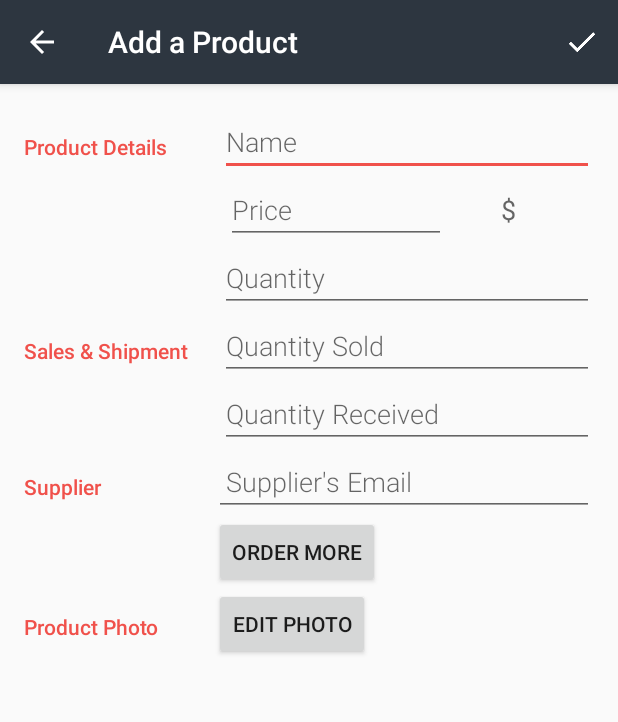
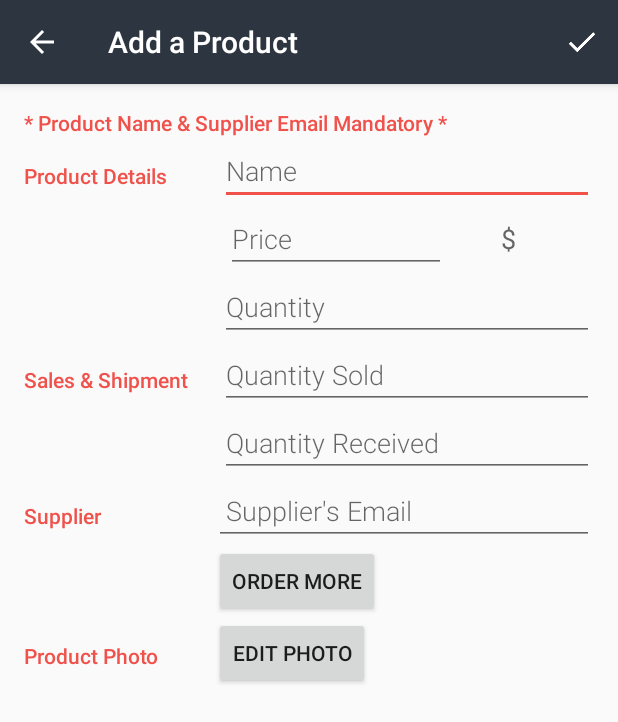
Before and after one commit to abkgit/InventoryManagement, an Android app: the ProductEditorActivity screen opened directly, with no data from a screen before it, on a phone screen of 412 x 824 dp. Shown: the top 722 px of the screen. Run offline under Robolectric (Android 15) with nearby library versions, the phone set to English and light mode, and no system bars; pictures from the network do not load.

Commit message:
1.7 Project Re-submission after suggested changes.

```diff
--- a/app/src/main/res/layout/activity_editor.xml
+++ b/app/src/main/res/layout/activity_editor.xml
@@ -11,6 +11,14 @@
         android:layout_width="match_parent"
         android:layout_height="match_parent"
         android:orientation="vertical">
+
+        <!-- Label -->
+        <TextView
+            android:layout_width="match_parent"
+            android:layout_height="wrap_content"
+            android:textColor="@color/colorAccent"
+            android:fontFamily="sans-serif-medium"
+            android:text="@string/compulsory" />
 
         <!-- Overview category -->
         <LinearLayout
--- a/app/src/main/res/values/strings.xml
+++ b/app/src/main/res/values/strings.xml
@@ -4,6 +4,8 @@
     <string name="product_editor_activity_title_new_product">Add a Product</string>
 
     <string name="product_editor_activity_title_edit_product">Edit Product</string>
+
+    <string name="compulsory">* Product Name &amp; Supplier Email Mandatory *</string>
 
     <!-- Toast message in editor when new product has been successfully inserted [CHAR LIMIT=NONE] -->
     <string name="editor_insert_product_successful">Product saved</string>
```
Also changed, not shown: app/src/main/java/com/example/android/inventorymanagement/ProductEditorActivity.java (+16 -17 lines).
